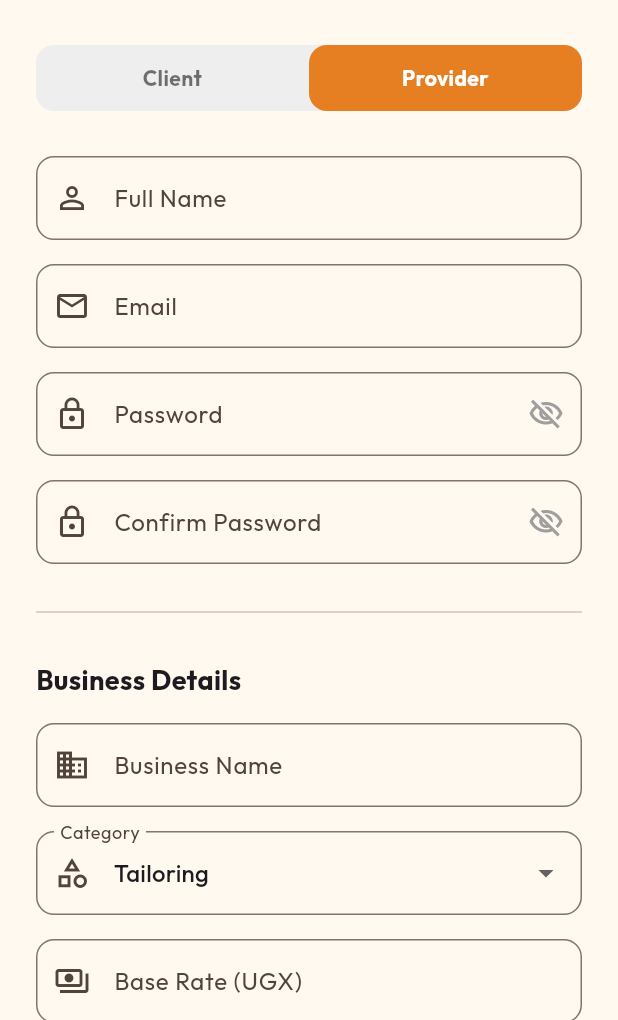
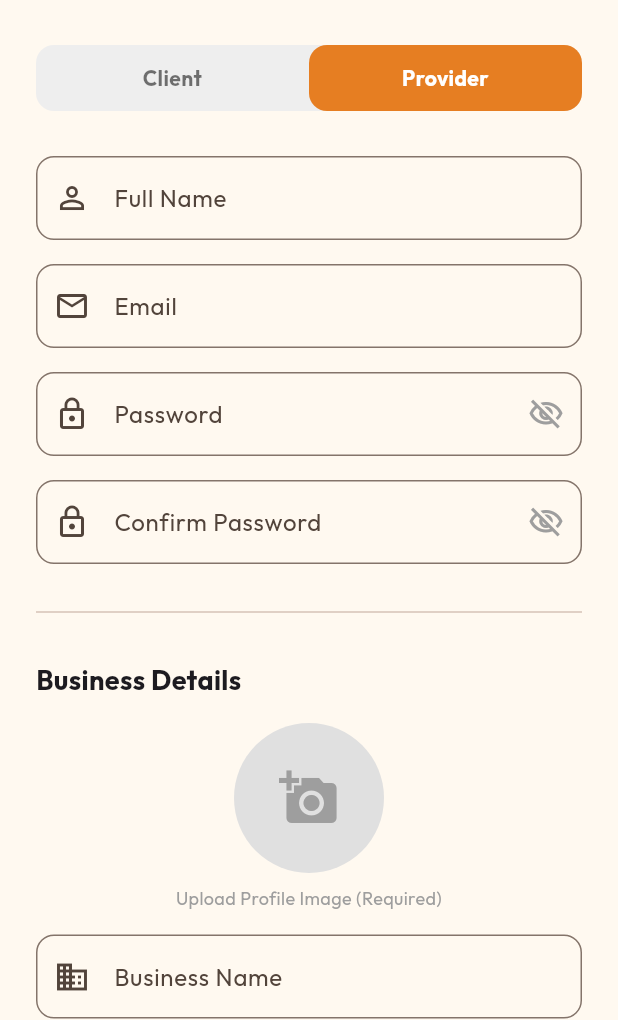
Before and after one commit to Karabo-jpg/SkillsConnect, a Flutter app: the RegisterPage screen opened directly, after a tap on "Provider", on a phone screen of 412 x 824 dp, the part 216-1236 px from its top. Run offline on Flutter 3.47's test engine with Material 3 defaults, Android fonts, the phone set to English and light mode, and no system bars; our stand-ins replace cloud_firestore, equatable, firebase_auth, firebase_core, flutter_bloc, get_it and 3 more; accounts and stored records are empty.

Commit message:
Implement mandatory Base64 profile image uploads for providers

```diff
--- a/lib/data/datasources/firebase_remote_datasource.dart
+++ b/lib/data/datasources/firebase_remote_datasource.dart
@@ -15,6 +15,7 @@ abstract class FirebaseRemoteDataSource {
     String? category,
     double? baseRate,
     String? bio,
+    String? profileImageBase64,
   });
   Future<String?> getUserType(String uid);
   Future<void> signOut();
@@ -54,6 +55,7 @@ class FirebaseRemoteDataSourceImpl implements FirebaseRemoteDataSource {
     String? category,
     double? baseRate,
     String? bio,
+    String? profileImageBase64,
   }) async {
     try {
       final credential = await _auth.createUserWithEmailAndPassword(
@@ -97,6 +99,7 @@ class FirebaseRemoteDataSourceImpl implements FirebaseRemoteDataSource {
             'verificationStatus': 'pending',
             'portfolioImages': [],
             'totalEarnings': 0.0,
+            'profileImageBase64': profileImageBase64 ?? '',
           }).timeout(
             const Duration(seconds: 15),
             onTimeout: () {
--- a/lib/data/models/provider_model.dart
+++ b/lib/data/models/provider_model.dart
@@ -41,6 +41,7 @@ class ProviderModel extends ProviderEntity {
     required super.baseRate,
     required super.category,
     required super.totalEarnings,
+    required super.profileImageBase64,
   });
 
   factory ProviderModel.fromJson(Map<String, dynamic> json) {
@@ -54,6 +55,7 @@ class ProviderModel extends ProviderEntity {
       baseRate: (json['baseRate'] ?? json['basePrice'] ?? 0.0).toDouble(),
       category: json['category'] ?? '',
       totalEarnings: (json['totalEarnings'] ?? 0.0).toDouble(),
+      profileImageBase64: json['profileImageBase64'] ?? '',
     );
   }
 
@@ -68,6 +70,7 @@ class ProviderModel extends ProviderEntity {
       'baseRate': baseRate,
       'category': category,
       'totalEarnings': totalEarnings,
+      'profileImageBase64': profileImageBase64,
     };
   }
 }
--- a/lib/data/repositories/auth_repository_impl.dart
+++ b/lib/data/repositories/auth_repository_impl.dart
@@ -23,6 +23,7 @@ class AuthRepositoryImpl implements AuthRepository {
     String? category,
     double? baseRate,
     String? bio,
+    String? profileImageBase64,
   }) {
     return remoteDataSource.signUpWithEmail(
       email,
@@ -33,6 +34,7 @@ class AuthRepositoryImpl implements AuthRepository {
       category: category,
       baseRate: baseRate,
       bio: bio,
+      profileImageBase64: profileImageBase64,
     );
   }
 
--- a/lib/domain/entities/provider_entity.dart
+++ b/lib/domain/entities/provider_entity.dart
@@ -29,6 +29,7 @@ class ProviderEntity extends Equatable {
   final double baseRate;
   final String category;
   final double totalEarnings;
+  final String profileImageBase64;
 
   const ProviderEntity({
     required this.providerId,
@@ -40,6 +41,7 @@ class ProviderEntity extends Equatable {
     required this.baseRate,
     required this.category,
     this.totalEarnings = 0.0,
+    required this.profileImageBase64,
   });
 
   @override
@@ -53,5 +55,6 @@ class ProviderEntity extends Equatable {
         baseRate,
         category,
         totalEarnings,
+        profileImageBase64,
       ];
 }
--- a/lib/domain/repositories/auth_repository.dart
+++ b/lib/domain/repositories/auth_repository.dart
@@ -11,6 +11,7 @@ abstract class AuthRepository {
     String? category,
     double? baseRate,
     String? bio,
+    String? profileImageBase64,
   });
   Future<String?> getUserType(String uid);
   Future<void> signOut();
--- a/lib/presentation/blocs/auth_bloc.dart
+++ b/lib/presentation/blocs/auth_bloc.dart
@@ -47,6 +47,7 @@ class SignUpRequested extends AuthEvent {
   final String? category;
   final double? baseRate;
   final String? bio;
+  final String? profileImageBase64;
 
   SignUpRequested(
     this.email,
@@ -57,10 +58,11 @@ class SignUpRequested extends AuthEvent {
     this.category,
     this.baseRate,
     this.bio,
+    this.profileImageBase64,
   });
 
   @override
-  List<Object?> get props => [email, password, name, userType, businessName, category, baseRate, bio];
+  List<Object?> get props => [email, password, name, userType, businessName, category, baseRate, bio, profileImageBase64];
 }
 
 /// Sends a Firebase password-reset email to [email].
@@ -215,6 +217,7 @@ class AuthBloc extends Bloc<AuthEvent, AuthState> {
         category: event.category,
         baseRate: event.baseRate,
         bio: event.bio,
+        profileImageBase64: event.profileImageBase64,
       );
       if (user != null) {
         emit(Authenticated(user, event.userType));
--- a/lib/presentation/pages/register_page.dart
+++ b/lib/presentation/pages/register_page.dart
@@ -1,6 +1,9 @@
 import 'package:flutter/material.dart';
 import 'package:flutter_bloc/flutter_bloc.dart';
 import 'package:skillconnect/presentation/blocs/auth_bloc.dart';
+import 'dart:io';
+import 'dart:convert';
+import 'package:image_picker/image_picker.dart';
 
 /// Registration screen for new users.
 ///
@@ -37,6 +40,26 @@ class _RegisterPageState extends State<RegisterPage> {
 
   /// Controls whether the confirm-password field displays plain text.
   bool _obscureConfirmPassword = true;
+
+  File? _profileImage;
+  String? _profileImageBase64;
+  final ImagePicker _picker = ImagePicker();
+
+  Future<void> _pickImage() async {
+    final XFile? image = await _picker.pickImage(
+      source: ImageSource.gallery,
+      maxWidth: 250,
+      maxHeight: 250,
+      imageQuality: 50,
+    );
+    if (image != null) {
+      setState(() {
+        _profileImage = File(image.path);
+      });
+      final bytes = await _profileImage!.readAsBytes();
+      _profileImageBase64 = base64Encode(bytes);
+    }
+  }
 
   @override
   void dispose() {
@@ -191,11 +214,23 @@ class _RegisterPageState extends State<RegisterPage> {
                   style: TextStyle(fontSize: 18, fontWeight: FontWeight.bold),
                 ),
                 const SizedBox(height: 16),
-                _buildTextField(
-                  _businessNameController,
-                  'Business Name',
-                  Icons.business_outlined,
+                GestureDetector(
+                  onTap: _pickImage,
+                  child: Center(
+                    child: CircleAvatar(
+                      radius: 50,
+                      backgroundColor: Colors.grey[300],
+                      backgroundImage: _profileImage != null ? FileImage(_profileImage!) : null,
+                      child: _profileImage == null
+                          ? const Icon(Icons.add_a_photo, size: 40, color: Colors.grey)
+                          : null,
+                    ),
+                  ),
                 ),
+                const SizedBox(height: 8),
+                const Text('Upload Profile Image (Required)', textAlign: TextAlign.center, style: TextStyle(color: Colors.grey, fontSize: 12)),
+                const SizedBox(height: 16),
+                _buildTextField(_businessNameController, 'Business Name', Icons.business_outlined),
                 const SizedBox(height: 16),
                 DropdownButtonFormField<String>(
                   initialValue: _selectedCategory,
@@ -327,6 +362,11 @@ class _RegisterPageState extends State<RegisterPage> {
       return;
     }
 
+    if (_userType == 'provider' && _profileImageBase64 == null) {
+      ScaffoldMessenger.of(context).showSnackBar(const SnackBar(content: Text('Profile image is required for providers')));
+      return;
+    }
+
     context.read<AuthBloc>().add(
       SignUpRequested(
         _emailController.text,
@@ -340,6 +380,7 @@ class _RegisterPageState extends State<RegisterPage> {
             ? double.tryParse(_baseRateController.text)
             : null,
         bio: _userType == 'provider' ? _bioController.text : null,
+        profileImageBase64: _userType == 'provider' ? _profileImageBase64 : null,
       ),
     );
   }
--- a/pubspec.yaml
+++ b/pubspec.yaml
@@ -22,6 +22,7 @@ dependencies:
   shared_preferences: ^2.2.2
   google_fonts: ^6.1.0
   intl: ^0.18.1
+  image_picker: ^1.0.4
 
 dev_dependencies:
   flutter_test:
```
Also changed, not shown: lib/presentation/pages/provider_profile_page.dart (+10 -3 lines), lib/presentation/pages/search_results_page.dart (+37 -0 lines), 1 other file.
